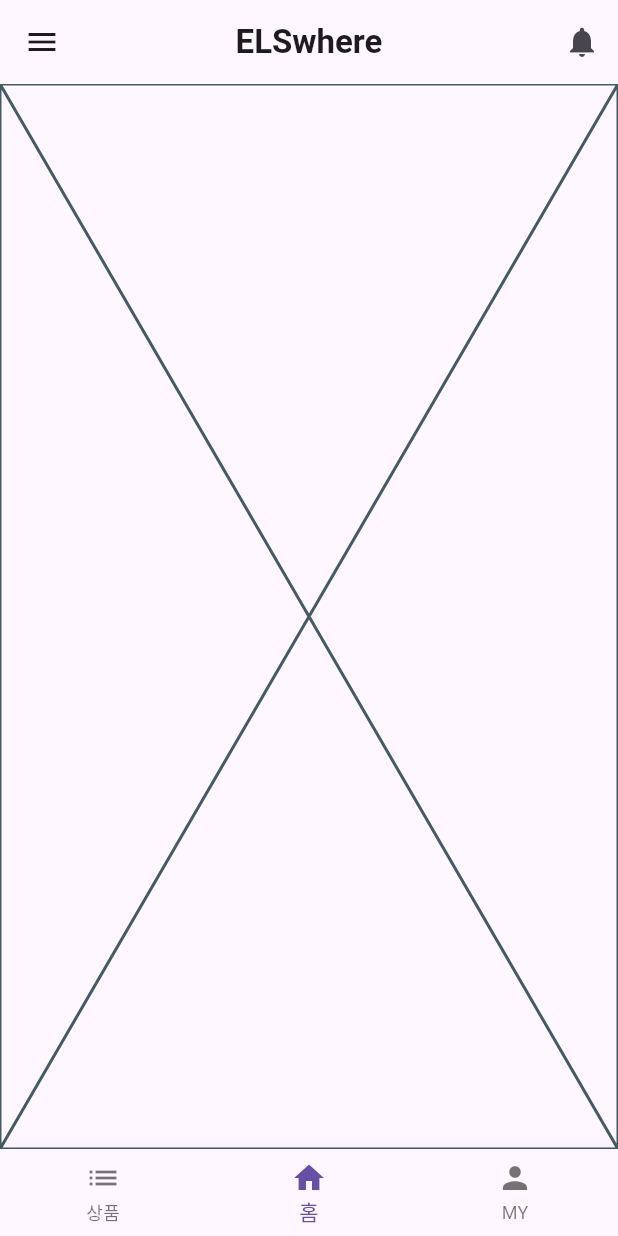
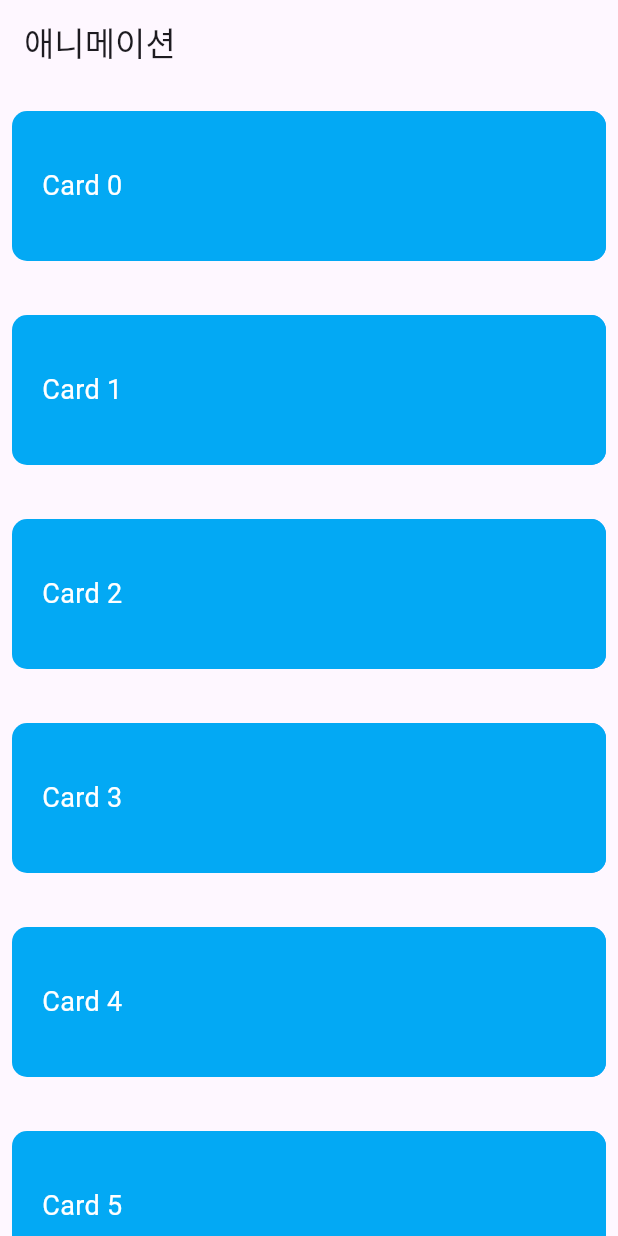
Before and after one commit to SWM-WeLike2Coding/ELSwhere-mobile, a Flutter app: the screen it shows after launch, on a phone screen of 412 x 824 dp. Run offline on Flutter 3.47's test engine with Material 3 defaults, Android fonts, the phone set to English and light mode, and no system bars; our stand-ins replace flutter_dotenv, google_fonts, marquee; Roboto replaces fonts that are missing (Pretendard).

Commit message:
feat: 카드 슬라이딩 애니메이션 효과 조정

```diff
--- a/lib/main.dart
+++ b/lib/main.dart
@@ -1,51 +1,194 @@
-import 'package:elswhere/providers/els_product_provider.dart';
-import 'package:elswhere/providers/els_products_provider.dart';
-import 'package:elswhere/resources/app_resource.dart';
-import 'package:elswhere/resources/config.dart';
-import 'package:elswhere/services/els_product_service.dart';
-import 'package:elswhere/screens/main_screen.dart';
+// import 'package:elswhere/providers/els_product_provider.dart';
+// import 'package:elswhere/providers/els_products_provider.dart';
+// import 'package:elswhere/resources/app_resource.dart';
+// import 'package:elswhere/resources/config.dart';
+// import 'package:elswhere/services/els_product_service.dart';
+// import 'package:elswhere/screens/main_screen.dart';
+// import 'package:flutter/material.dart';
+// import 'package:flutter_localizations/flutter_localizations.dart';
+// import 'package:provider/provider.dart';
+// import 'package:flutter_dotenv/flutter_dotenv.dart';
+//
+// void main() {
+//   initApp();
+//   runApp(const ELSwhere());
+// }
+//
+// Future<void> initApp() async {
+//   WidgetsFlutterBinding.ensureInitialized();
+//   await dotenv.load(fileName: ".env");
+// }
+//
+// class ELSwhere extends StatelessWidget {
+//   const ELSwhere({super.key});
+//
+//   @override
+//   Widget build(BuildContext context) {
+//     return MultiProvider(
+//       providers: [
+//         ChangeNotifierProvider(create: (context) => ELSProductsProvider(ProductService())),
+//         ChangeNotifierProvider(create: (context) => ELSProductProvider(ProductService())),
+//       ],
+//       child: MaterialApp(
+//         localizationsDelegates: const [
+//           GlobalCupertinoLocalizations.delegate,
+//           GlobalMaterialLocalizations.delegate,
+//           GlobalWidgetsLocalizations.delegate,
+//         ],
+//         supportedLocales: const [
+//           Locale('en', ''),
+//           Locale('ko', ''),
+//         ],
+//         title: appName,
+//         theme: ThemeData(
+//           primarySwatch: Colors.purple,
+//           textTheme: textTheme,
+//         ),
+//         home: MainScreen(),
+//       ),
+//     );
+//   }
+// }
+
 import 'package:flutter/material.dart';
-import 'package:flutter_localizations/flutter_localizations.dart';
-import 'package:provider/provider.dart';
-import 'package:flutter_dotenv/flutter_dotenv.dart';
 
 void main() {
-  initApp();
-  runApp(const ELSwhere());
+  runApp(MaterialApp(home: CardListScreen()));
 }
 
-Future<void> initApp() async {
-  WidgetsFlutterBinding.ensureInitialized();
-  await dotenv.load(fileName: ".env");
+class CardListScreen extends StatefulWidget {
+  @override
+  _CardListScreenState createState() => _CardListScreenState();
 }
 
-class ELSwhere extends StatelessWidget {
-  const ELSwhere({super.key});
+class _CardListScreenState extends State<CardListScreen> {
+  int _selectedIndex = -1;
+
+  void _onCardTapped(int index) {
+    setState(() {
+      _selectedIndex = _selectedIndex == index ? -1 : index;
+    });
+  }
 
   @override
   Widget build(BuildContext context) {
-    return MultiProvider(
-      providers: [
-        ChangeNotifierProvider(create: (context) => ELSProductsProvider(ProductService())),
-        ChangeNotifierProvider(create: (context) => ELSProductProvider(ProductService())),
-      ],
-      child: MaterialApp(
-        localizationsDelegates: const [
-          GlobalCupertinoLocalizations.delegate,
-          GlobalMaterialLocalizations.delegate,
-          GlobalWidgetsLocalizations.delegate,
-        ],
-        supportedLocales: const [
-          Locale('en', ''),
-          Locale('ko', ''),
-        ],
-        title: appName,
-        theme: ThemeData(
-          primarySwatch: Colors.purple,
-          textTheme: textTheme,
-        ),
-        home: MainScreen(),
+    return Scaffold(
+      appBar: AppBar(
+        title: Text('애니메이션'),
+      ),
+      body: ListView.builder(
+        itemCount: 10,
+        itemBuilder: (context, index) {
+          return CardItem(
+            index: index,
+            isSelected: _selectedIndex == index,
+            onTap: _onCardTapped,
+          );
+        },
       ),
     );
   }
 }
+
+class CardItem extends StatelessWidget {
+  final int index;
+  final bool isSelected;
+  final Function(int) onTap;
+
+  const CardItem({
+    required this.index,
+    required this.isSelected,
+    required this.onTap,
+  });
+
+  @override
+  Widget build(BuildContext context) {
+    return Padding(
+      padding: const EdgeInsets.all(8.0),
+      child: LayoutBuilder(
+        builder: (context, constraints) {
+          final height = constraints.maxHeight;
+          final width = constraints.maxWidth;
+          return GestureDetector(
+            onTap: () => onTap(index),
+            child: Stack(
+              children: [
+                Positioned(
+                  left: width - 165,
+                  child: Container(
+                    margin: EdgeInsets.symmetric(vertical: 10),
+                    height: 100,
+                    width: 165,
+                    decoration: BoxDecoration(
+                      borderRadius:
+                      BorderRadius.horizontal(right: Radius.circular(10)),
+                    ),
+                    child: Row(
+                      children: [
+                        Container(
+                          width: 15,
+                          decoration: BoxDecoration(
+                            color: Colors.grey
+                          ),
+                        ),
+                        Expanded(
+                          child: Container(
+                            decoration: BoxDecoration(
+                              color: Colors.grey
+                            ),
+                            child: Center(
+                              child: Text('상세보기', style: TextStyle(color: Colors.white),),
+                            ),
+                          ),
+                        ),
+                        Expanded(
+                          child: Container(
+                            decoration: BoxDecoration(
+                              color: Colors.blue,
+                              borderRadius: BorderRadius.horizontal(right: Radius.circular(10))
+                            ),
+                            child:
+                              Center(
+                                child: Text('비교하기', style: TextStyle(color: Colors.white),),
+                              ),
+                          ),
+                        ),
+                      ],
+                    ),
+                  ),
+                ),
+                AnimatedContainer(
+                  curve: Curves.fastOutSlowIn,
+                  height: 100,
+                  duration: Duration(milliseconds: 500),
+                  margin: EdgeInsets.symmetric(vertical: 10),
+                  padding: EdgeInsets.all(20),
+                  decoration: BoxDecoration(
+                    color: Colors.lightBlue,
+                    borderRadius: BorderRadius.circular(10),
+                  ),
+                  transform:
+                      Matrix4.translationValues(isSelected ? -150 : 0, 0, 0),
+                  child: Row(
+                    mainAxisAlignment: MainAxisAlignment.spaceBetween,
+                    children: [
+                      Text(
+                        'Card $index',
+                        style: TextStyle(color: Colors.white, fontSize: 18),
+                      ),
+                      if (isSelected)
+                        Icon(
+                          Icons.arrow_forward,
+                          color: Colors.white,
+                        ),
+                    ],
+                  ),
+                ),
+              ],
+            ),
+          );
+        },
+      ),
+    );
+  }
+}
```
